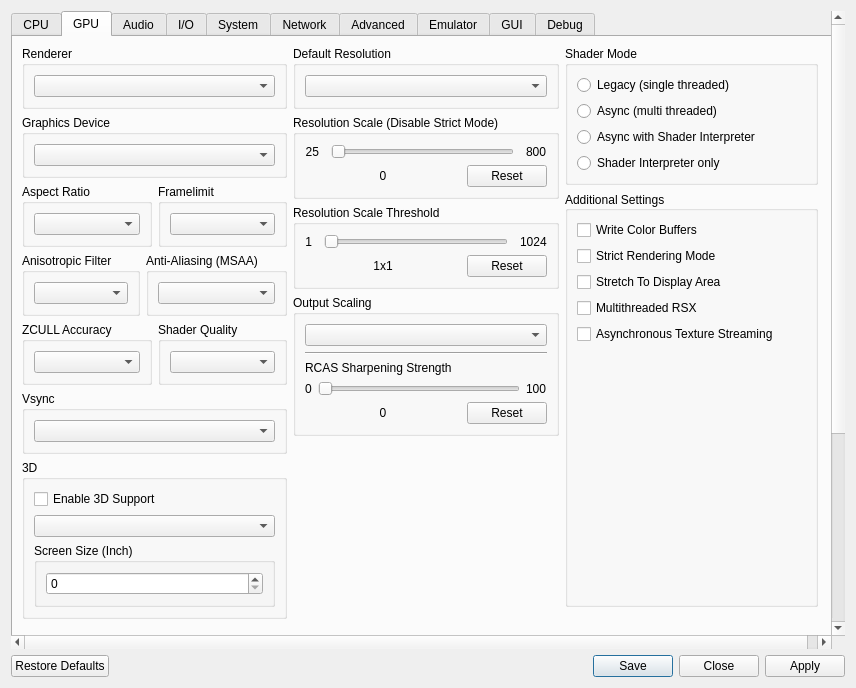
kd-11/rpcs3, file rpcs3/rpcs3qt/settings_dialog.ui: the form before one commit.
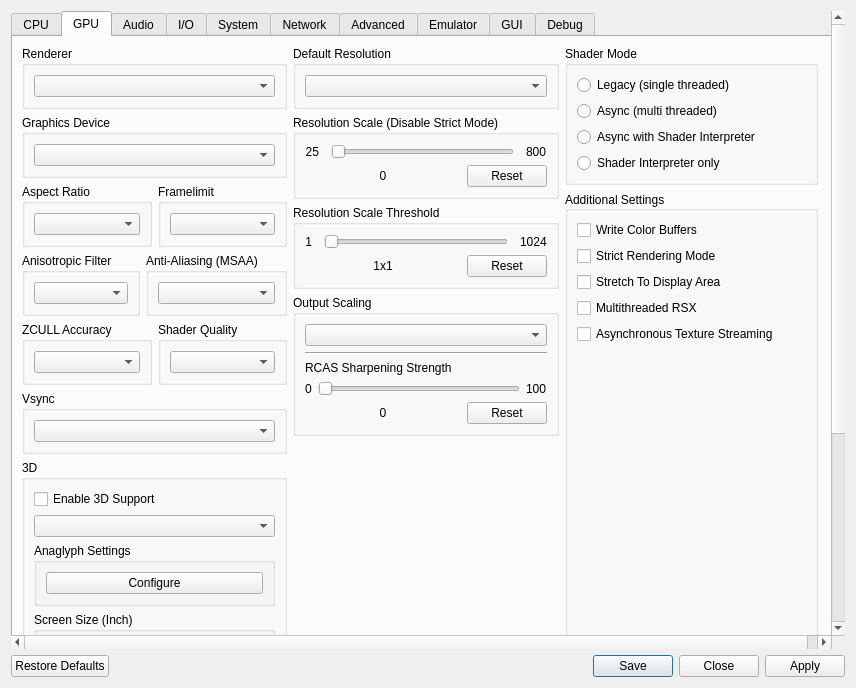
The form after the commit. The open tabs and pages were chosen to show the change. Icons and pictures are not drawn.

Commit message: Add anaglyph settings

Diff of the .ui file:
```diff
--- a/rpcs3/rpcs3qt/settings_dialog.ui
+++ b/rpcs3/rpcs3qt/settings_dialog.ui
@@ -557,6 +557,22 @@
                <item>
                 <widget class="QComboBox" name="stereoRenderMode"/>
                </item>
+               <item>
+                <widget class="QGroupBox" name="gb_anaglyph_settings">
+                 <property name="title">
+                  <string>Anaglyph Settings</string>
+                 </property>
+                 <layout class="QHBoxLayout" name="layout_gb_anaglyph_settings">
+                  <item>
+                   <widget class="QPushButton" name="pb_anaglyph_settings">
+                    <property name="text">
+                     <string>Configure</string>
+                    </property>
+                   </widget>
+                  </item>
+                 </layout>
+                </widget>
+               </item>
                <item>
                 <widget class="QGroupBox" name="gb_screen_size">
                  <property name="title">
```
The commit also changes 28 other files.
